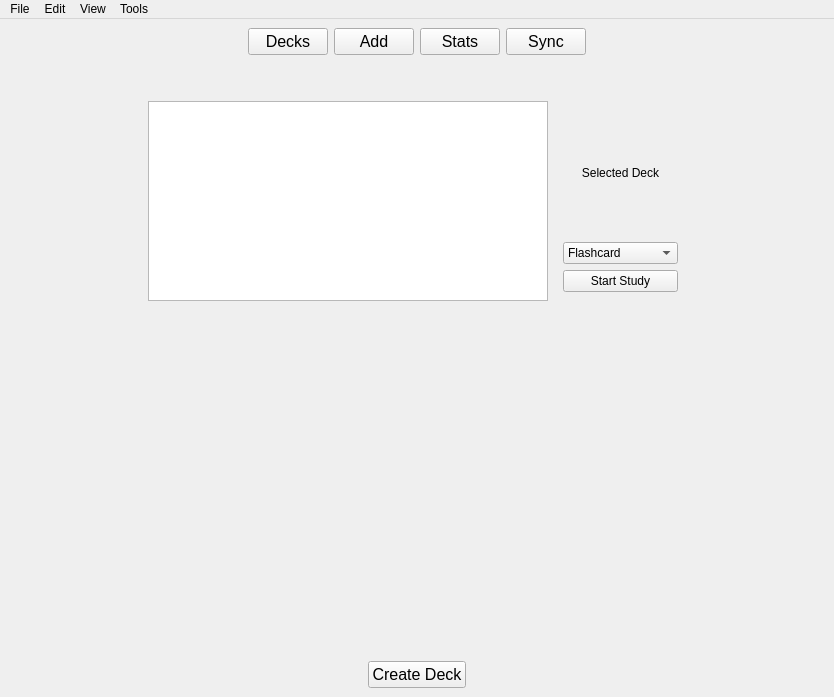
TheSizzlingDefense/IA_Project, file Development/Source_Code/mainwindow.ui: the form before one commit.
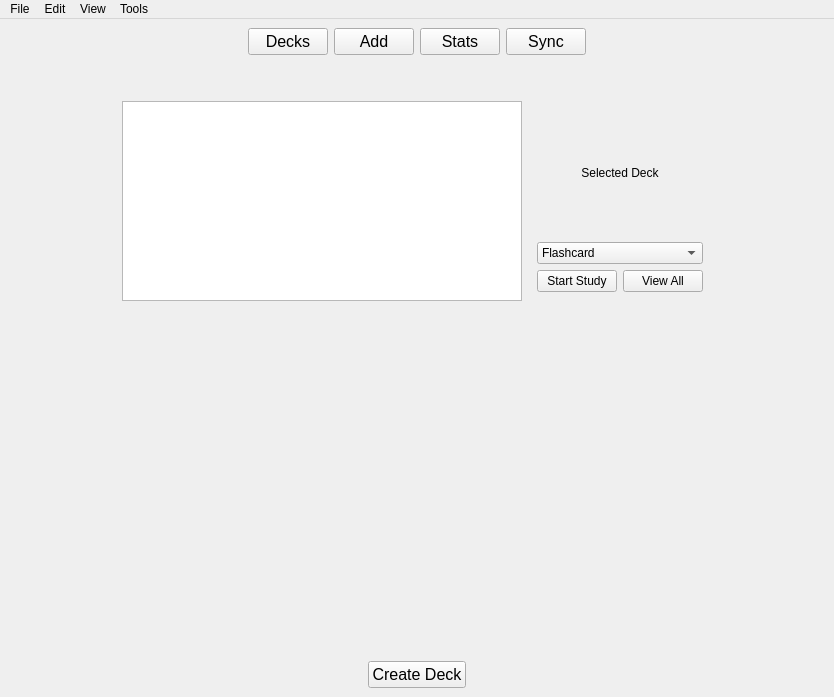
The form after the commit.

Commit message: added the option to view all words in a list

```diff
--- a/Development/Source_Code/mainwindow.ui
+++ b/Development/Source_Code/mainwindow.ui
@@ -200,6 +200,13 @@
          </property>
         </widget>
          </item>
+         <item>
+        <widget class="QPushButton" name="viewAllButton">
+         <property name="text">
+          <string>View All</string>
+         </property>
+        </widget>
+         </item>
            <!-- backToDeckButton removed; top 'Decks' button will be used instead -->
         </layout>
        </item>
```
The commit also changes 5 other files.
